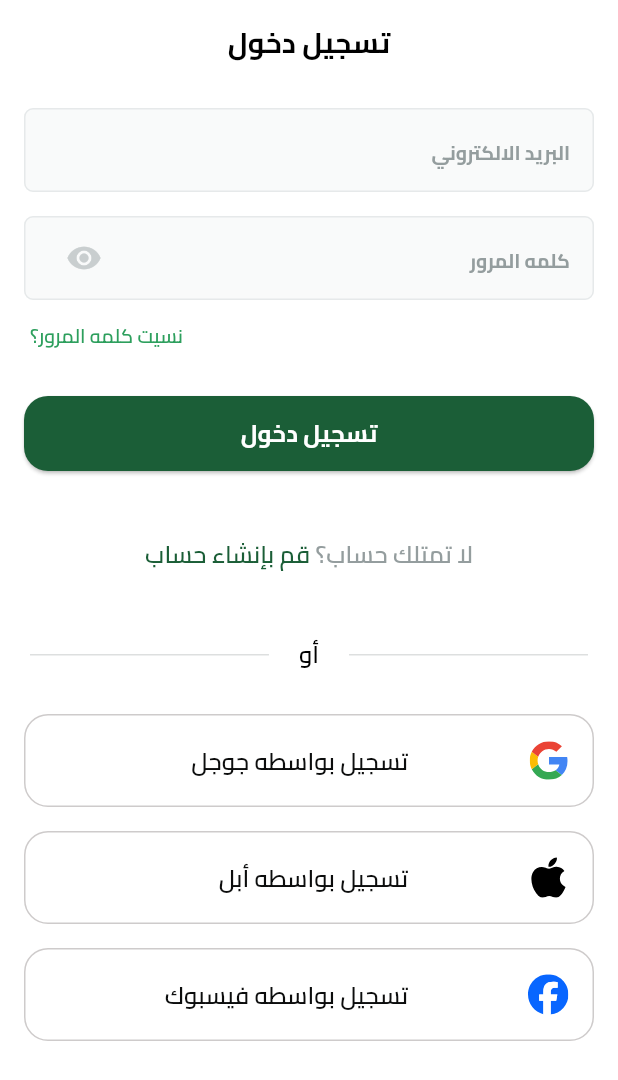
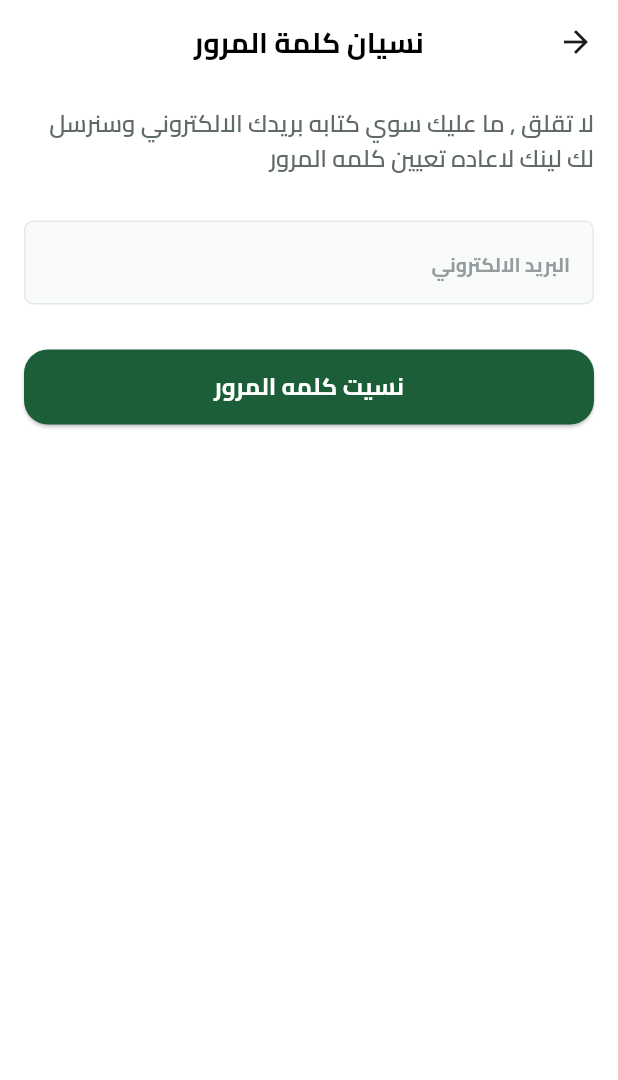
Before and after one commit to ElDaly15/Fruits-App, a Flutter app: the screen it shows after launch, after a tap on "تخط", after a tap on "نسيت كلمه المرور؟", on a phone screen of 412 x 824 dp. Shown: the top 1080 px of the screen. Run offline on Flutter 3.47's test engine with Material 3 defaults, Android fonts, the phone set to English and light mode, and no system bars; drawn by our look-alikes of modal_progress_hud_nsn; our stand-ins replace bloc, dartz, device_preview, firebase_auth, firebase_core, flutter_bloc and 4 more; accounts and stored records are empty.

Commit message:
Add Forget Password Functionality and Handle Network Errors
- Integrated the `ForgetPasswordView` into the app's routing system.
- Implemented the `sendPasswordResetEmail` method in `FireBaseServices` to handle password reset requests.
- Added network error handling for Firebase authentication methods to provide user-friendly error messages when there is no internet connection.
- Updated the `CustomForgetPasswordWidget` in the login view to navigate to the `ForgetPasswordView`.
- Removed unnecessary special character validation from the `CustomTextField` widget.
- Cleaned up the `CustomLoginViewBodyConsumer` widget by removing redundant print statements.

```diff
--- a/lib/core/helper/on_generate_routes.dart
+++ b/lib/core/helper/on_generate_routes.dart
@@ -1,4 +1,5 @@
 import 'package:flutter/material.dart';
+import 'package:fruits_app/featuers/auth/presentation/views/forget_password_view.dart';
 import 'package:fruits_app/featuers/auth/presentation/views/login_view.dart';
 import 'package:fruits_app/featuers/auth/presentation/views/register_view.dart';
 import 'package:fruits_app/featuers/onBoarding/presentation/views/on_boarding_view.dart';
@@ -14,6 +15,9 @@ Route<dynamic> onGenerateRoute(RouteSettings settings) {
       return MaterialPageRoute(builder: (context) => const OnBoardingView());
     case RegisterView.routeName:
       return MaterialPageRoute(builder: (context) => const RegisterView());
+    case ForgetPasswordView.routeName:
+      return MaterialPageRoute(
+          builder: (context) => const ForgetPasswordView());
     default:
       return MaterialPageRoute(builder: (context) => const SplashView());
   }
--- a/lib/core/widgets/custom_text_field.dart
+++ b/lib/core/widgets/custom_text_field.dart
@@ -40,10 +40,6 @@ class _CustomTextFieldState extends State<CustomTextField> {
           }
 
           // Check for at least one special character
-          RegExp specialCharPattern = RegExp(r'[!@#\$&*~]');
-          if (!specialCharPattern.hasMatch(value) && widget.isPassword) {
-            return 'يجب أن تحتوي كلمة المرور على حرف خاص واحد على الأقل';
-          }
 
           return null;
         },
--- a/lib/featuers/auth/presentation/manager/login_user_cubit/login_user_cubit.dart
+++ b/lib/featuers/auth/presentation/manager/login_user_cubit/login_user_cubit.dart
@@ -1,7 +1,10 @@
+// ignore_for_file: depend_on_referenced_packages
+
 import 'package:bloc/bloc.dart';
 import 'package:flutter/material.dart';
 import 'package:fruits_app/featuers/auth/domain/entites/user_entity.dart';
 import 'package:fruits_app/featuers/auth/domain/repos/auth_repo.dart';
+// ignore: unnecessary_import
 import 'package:meta/meta.dart';
 
 part 'login_user_state.dart';
--- /dev/null
+++ b/lib/featuers/auth/presentation/views/forget_password_view.dart
@@ -0,0 +1,25 @@
+import 'package:flutter/material.dart';
+import 'package:fruits_app/featuers/auth/presentation/views/widgets/forget_password_view_body.dart';
+import '../../../../core/utils/app_text_styles.dart';
+
+class ForgetPasswordView extends StatelessWidget {
+  const ForgetPasswordView({super.key});
+
+  static const routeName = 'ForgetPasswordView';
+
+  @override
+  Widget build(BuildContext context) {
+    return Scaffold(
+      backgroundColor: Colors.white,
+      appBar: AppBar(
+        centerTitle: true,
+        backgroundColor: Colors.white,
+        title: Text(
+          'نسيان كلمة المرور',
+          style: TextStyles.bold19.copyWith(color: Colors.black),
+        ),
+      ),
+      body: const ForgetPasswordBodyView(),
+    );
+  }
+}
--- /dev/null
+++ b/lib/featuers/auth/presentation/views/widgets/forget_password_view_body.dart
@@ -0,0 +1,64 @@
+// ignore_for_file: use_build_context_synchronously
+import 'package:flutter/material.dart';
+import 'package:fruits_app/core/helper/singleton_helper.dart';
+import 'package:fruits_app/core/service/fire_base_services.dart';
+import 'package:fruits_app/core/utils/app_text_styles.dart';
+import 'package:fruits_app/core/widgets/custom_app_buttom.dart';
+import 'package:fruits_app/core/widgets/custom_text_field.dart';
+
+class ForgetPasswordBodyView extends StatefulWidget {
+  const ForgetPasswordBodyView({super.key});
+
+  @override
+  State<ForgetPasswordBodyView> createState() => _ForgetPasswordBodyViewState();
+}
+
+class _ForgetPasswordBodyViewState extends State<ForgetPasswordBodyView> {
+  final formKeyPasswordEdit = GlobalKey<FormState>();
+  AutovalidateMode autovalidateMode = AutovalidateMode.disabled;
+  String? email;
+  @override
+  Widget build(BuildContext context) {
+    return Padding(
+      padding: const EdgeInsets.symmetric(horizontal: 16),
+      child: Form(
+        autovalidateMode: autovalidateMode,
+        key: formKeyPasswordEdit,
+        child: Column(
+          children: [
+            const SizedBox(
+              height: 15,
+            ),
+            Text(
+              'لا تقلق , ما عليك سوي كتابه بريدك الالكتروني وسنرسل لك لينك لاعاده تعيين كلمه المرور',
+              style: TextStyles.semiBold16
+                  .copyWith(color: const Color(0xff616A6B)),
+            ),
+            Padding(
+              padding: const EdgeInsets.symmetric(vertical: 30),
+              child: CustomTextField(
+                  onChanged: (value) {
+                    email = value;
+                  },
+                  obscureText: false,
+                  isPassword: false,
+                  hintText: 'البريد الالكتروني'),
+            ),
+            CustomButtom(
+                onPressed: () async {
+                  if (formKeyPasswordEdit.currentState!.validate()) {
+                    await getIt<FireBaseServices>()
+                        .sendPasswordResetEmail(email!, context);
+                    Navigator.pop(context);
+                  } else {
+                    autovalidateMode = AutovalidateMode.always;
+                    setState(() {});
+                  }
+                },
+                text: 'نسيت كلمه المرور')
+          ],
+        ),
+      ),
+    );
+  }
+}
--- a/lib/featuers/auth/presentation/views/widgets/login_view_body.dart
+++ b/lib/featuers/auth/presentation/views/widgets/login_view_body.dart
@@ -2,6 +2,7 @@ import 'package:flutter/material.dart';
 import 'package:flutter_bloc/flutter_bloc.dart';
 import 'package:fruits_app/core/widgets/custom_app_buttom.dart';
 import 'package:fruits_app/featuers/auth/presentation/manager/login_user_cubit/login_user_cubit.dart';
+import 'package:fruits_app/featuers/auth/presentation/views/forget_password_view.dart';
 import 'package:fruits_app/featuers/auth/presentation/views/register_view.dart';
 import 'package:fruits_app/featuers/auth/presentation/views/widgets/custom_forget_password.dart';
 import 'package:fruits_app/core/widgets/custom_text_field.dart';
@@ -54,7 +55,9 @@ class _LoginViewBodyState extends State<LoginViewBody> {
             Padding(
               padding: const EdgeInsets.symmetric(horizontal: 8),
               child: CustomForgetPasswordWidget(
-                onPressed: () {},
+                onPressed: () {
+                  Navigator.pushNamed(context, ForgetPasswordView.routeName);
+                },
               ),
             ),
             Padding(
--- a/lib/featuers/auth/presentation/views/widgets/login_view_body_consumer.dart
+++ b/lib/featuers/auth/presentation/views/widgets/login_view_body_consumer.dart
@@ -15,11 +15,7 @@ class CustomLoginViewBodyConsumer extends StatelessWidget {
   Widget build(BuildContext context) {
     return BlocConsumer<LoginUserCubit, LoginUserState>(
       listener: (context, state) {
-        if (state is LoginUserSuccess) {
-          print(state.userEntity.name);
-          print(state.userEntity.email);
-          print(state.userEntity.uid);
-        }
+        if (state is LoginUserSuccess) {}
 
         if (state is LoginUserFailuer) {
           getIt<CustomSnackBar>()
```
Also changed, not shown: lib/core/service/fire_base_services.dart (+36 -1 lines).
